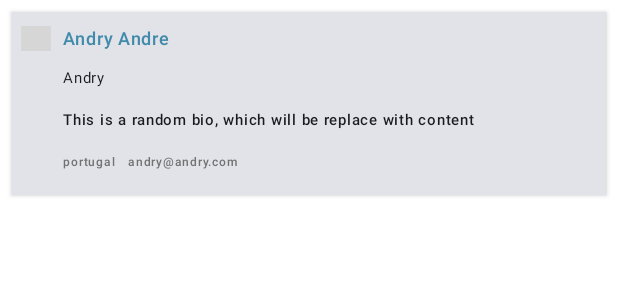
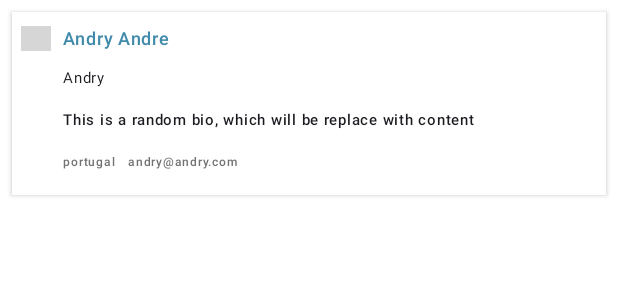
Before and after one commit to Abdullahi1/GithubRepositoryFinder, an Android app built with Jetpack Compose: the @Preview function GithubUserItemCardPreview, on a phone screen of 412 x 824 dp. Shown: the top 300 px of the screen. Run offline under Robolectric (Android 15) with nearby library versions, the phone set to English and light mode, and no system bars; pictures from the network do not load; grey boxes are pictures that could not be loaded.

Commit message:
change component color

```diff
--- a/feature/users/src/main/java/com/example/users/component/GithubUserItemCard.kt
+++ b/feature/users/src/main/java/com/example/users/component/GithubUserItemCard.kt
@@ -28,7 +28,8 @@
         Card(
             modifier = modifier.fillMaxWidth(),
             elevation = CardDefaults.cardElevation(defaultElevation = 2.dp),
-            shape = RectangleShape
+            shape = RectangleShape,
+            colors = CardDefaults.cardColors(containerColor = Color.White)
         ) {
             Row(
                 modifier = Modifier
```
